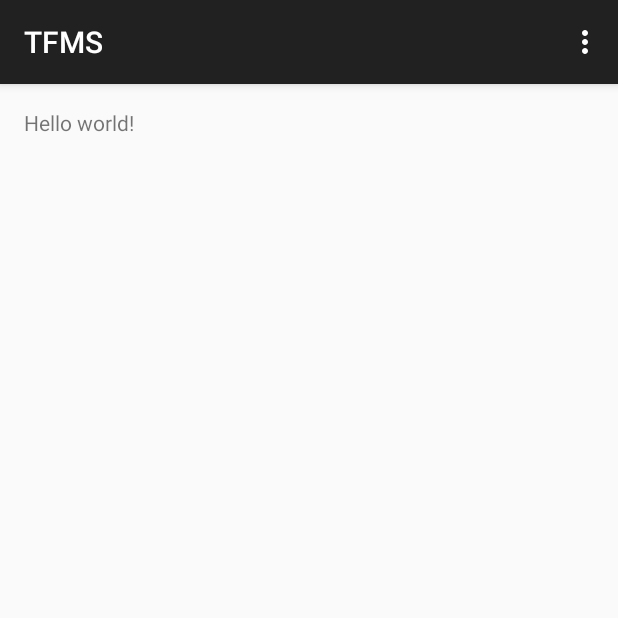
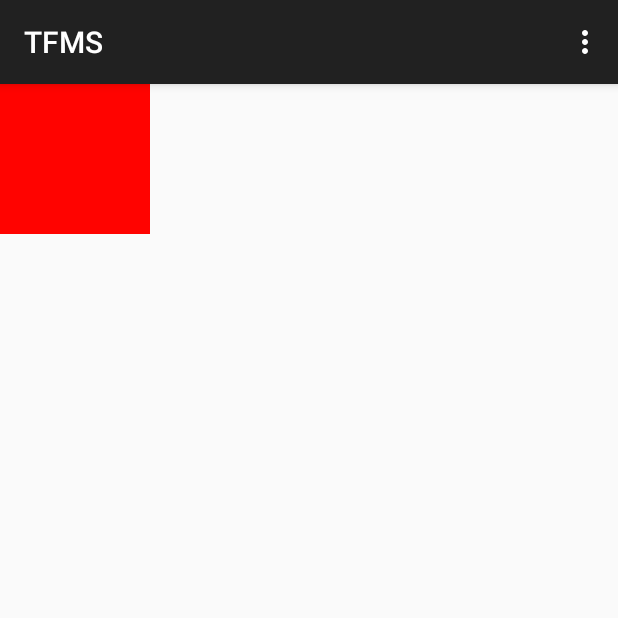
Before and after one commit to GreenQ/TFMS, an Android app: the screen it shows after launch (MainActivity), on a phone screen of 412 x 824 dp, the top half of it. Run offline under Robolectric (Android 15) with nearby library versions, the phone set to English and light mode, and no system bars.

Commit message:
баловство з комітами =)

```diff
--- /dev/null
+++ b/app/src/main/res/layout-small/main.xml
@@ -0,0 +1,18 @@
+<?xml version="1.0" encoding="utf-8"?>
+<LinearLayout xmlns:android="http://schemas.android.com/apk/res/android"
+    android:orientation="vertical" android:layout_width="match_parent"
+    android:layout_height="match_parent">
+
+    <RelativeLayout
+    android:id="@+id/yes"
+    android:layout_width="100dp"
+    android:layout_height="100dp"
+    android:background="#ff38ff00"></RelativeLayout>
+
+    <RelativeLayout
+        android:id="@+id/no"
+        android:layout_width="100dp"
+        android:layout_height="100dp"
+        android:background="#ffff0300"></RelativeLayout>
+
+</LinearLayout>
--- a/app/src/main/res/layout/main.xml
+++ b/app/src/main/res/layout/main.xml
@@ -1,11 +1,18 @@
 <RelativeLayout xmlns:android="http://schemas.android.com/apk/res/android"
     xmlns:tools="http://schemas.android.com/tools" android:layout_width="match_parent"
-    android:layout_height="match_parent" android:paddingLeft="@dimen/activity_horizontal_margin"
-    android:paddingRight="@dimen/activity_horizontal_margin"
-    android:paddingTop="@dimen/activity_vertical_margin"
-    android:paddingBottom="@dimen/activity_vertical_margin" tools:context=".MainActivity">
+    android:layout_height="match_parent" tools:context=".MainActivity">
 
-    <TextView android:text="@string/hello_world" android:layout_width="wrap_content"
-        android:layout_height="wrap_content" />
+
+    <RelativeLayout
+        android:id="@+id/yes"
+        android:layout_width="100dp"
+        android:layout_height="100dp"
+        android:background="#ff38ff00"></RelativeLayout>
+
+    <RelativeLayout
+        android:id="@+id/no"
+        android:layout_width="100dp"
+        android:layout_height="100dp"
+        android:background="#ffff0300"></RelativeLayout>
 
 </RelativeLayout>
```
